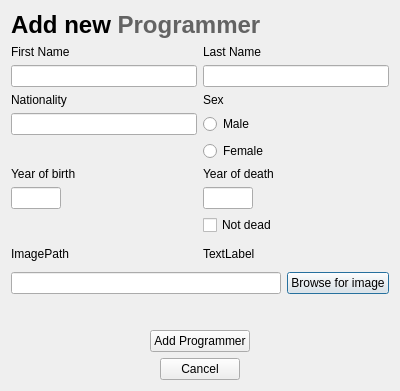
Before: the Qt Designer form addprogrammerdialog.ui in DORB/Verkur3GUI, drawn with Qt 5.
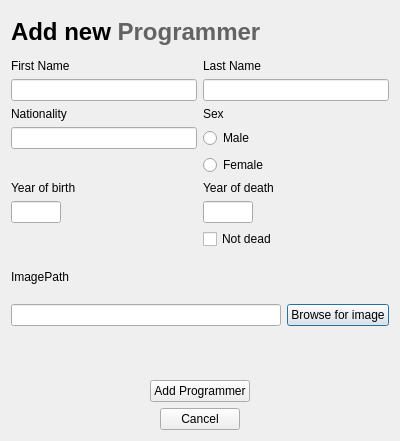
After: the same form once the commit is applied.

Commit message: Lagaði remove Computer dialog, gerði hann aðeins breiðari

Patch:
```diff
--- a/addprogrammerdialog.ui
+++ b/addprogrammerdialog.ui
@@ -7,7 +7,7 @@
     <x>0</x>
     <y>0</y>
     <width>400</width>
-    <height>391</height>
+    <height>441</height>
    </rect>
   </property>
   <property name="sizePolicy">
@@ -168,7 +168,7 @@
      <item>
       <widget class="QLabel" name="label_error_image">
        <property name="text">
-        <string>TextLabel</string>
+        <string/>
        </property>
       </widget>
      </item>
```
The commit also changes 6 other files.
